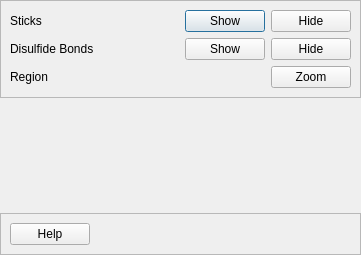
Qt form pyssa/gui/ui/forms/hotspots_protein_regions_view.ui (urban233/PySSA) before a commit.
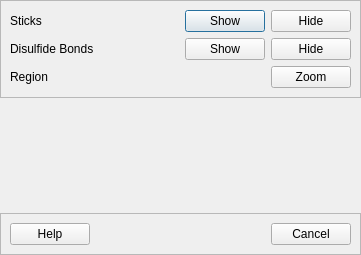
The same form after that commit.

Commit message: add: cancel buttons to all dialog windows

```diff
--- a/pyssa/gui/ui/forms/hotspots_protein_regions_view.ui
+++ b/pyssa/gui/ui/forms/hotspots_protein_regions_view.ui
@@ -189,6 +189,13 @@
           </property>
          </spacer>
         </item>
+        <item>
+         <widget class="QPushButton" name="btn_cancel">
+          <property name="text">
+           <string>Cancel</string>
+          </property>
+         </widget>
+        </item>
        </layout>
       </item>
      </layout>
```
The commit also changes 57 other files.
